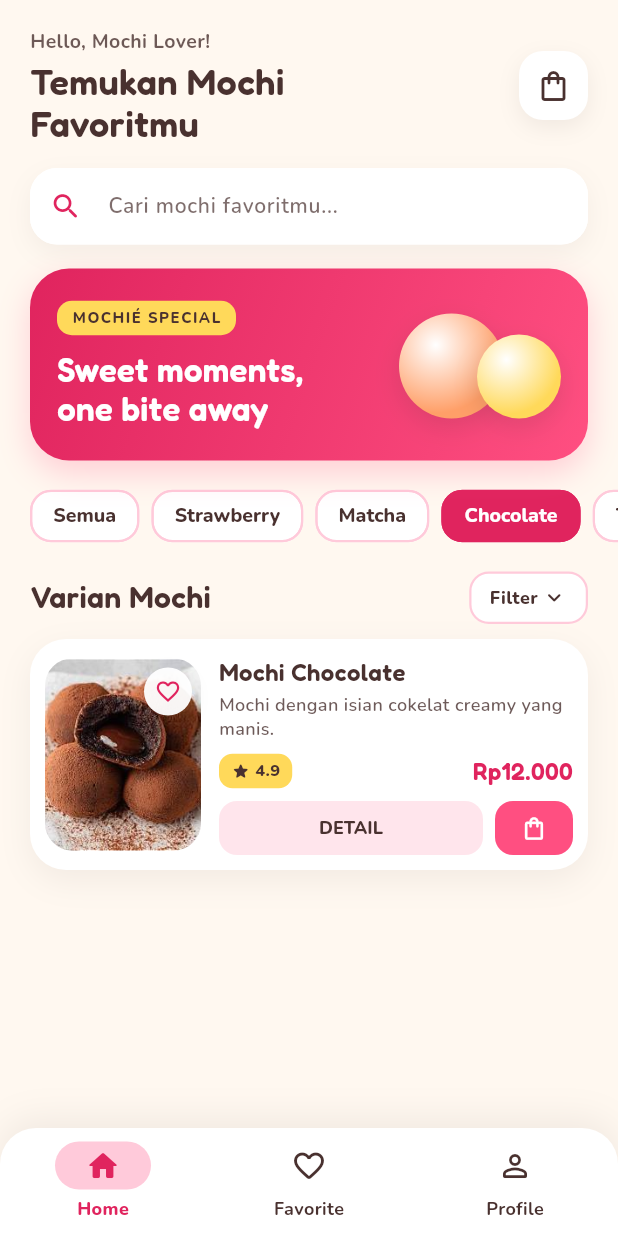
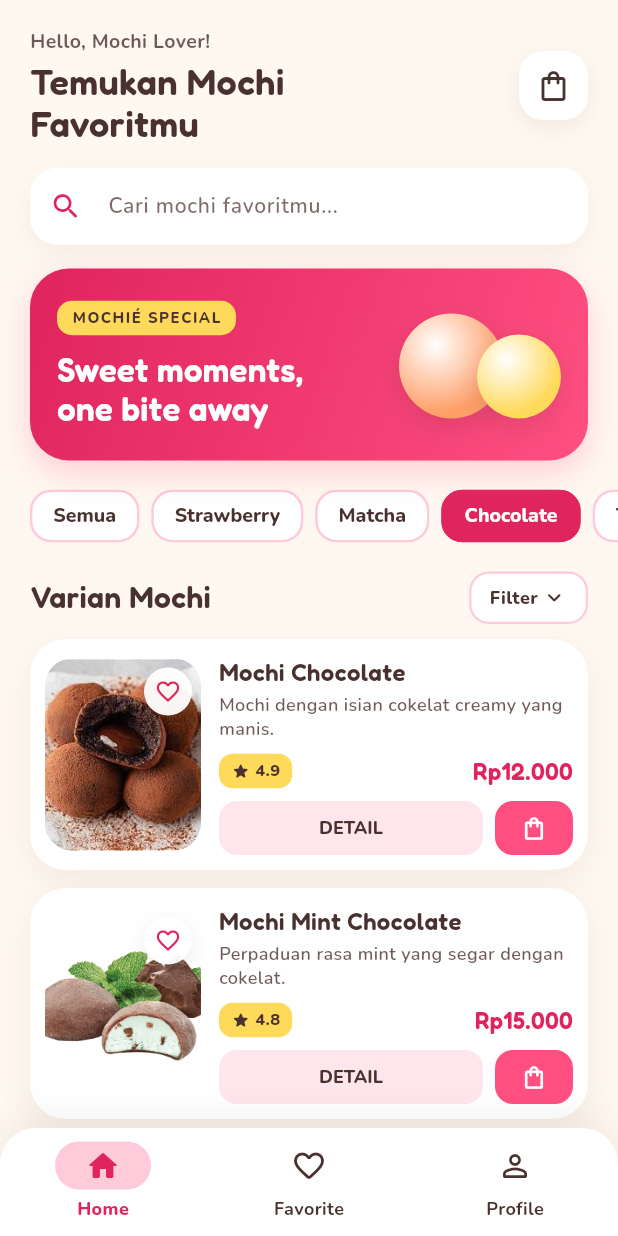
Before and after one commit to YesicaCandra/mochie-flutter-pbp, a Flutter app: the HomePage screen opened directly, after a tap on "Strawberry", after a tap on "Matcha", after a tap on "Chocolate", on a phone screen of 412 x 824 dp. Run offline on Flutter 3.47's test engine with Material 3 defaults, Android fonts, the phone set to English and light mode, and no system bars; our stand-ins replace image_picker.

Commit message:
Tambah varian menu mochi

```diff
--- a/lib/pages/home_page.dart
+++ b/lib/pages/home_page.dart
@@ -64,6 +64,88 @@ final List<Mochi> mochiData = [
     rating: 4.9,
     image: 'assets/images/mochi red velvet.jpg',
   ),
+
+  Mochi(
+    name: 'Mochi Pistachio',
+    description: 'Mochi lembut dengan isian pistachio yang gurih dan creamy.',
+    detailDescription: 'Mochi Pistachio menghadirkan kulit mochi yang lembut dengan cita rasa kacang pistachio yang khas, gurih, dan creamy.',
+    price: 'Rp15.000',
+    rating: 4.9,
+    image: 'assets/images/mochi pistachio.jpg',
+  ),
+
+  Mochi(
+    name: 'Mochi Durian',
+    description: 'Mochi lembut dengan isian durian yang khas dan creamy.',
+    detailDescription: 'Mochi Durian memadukan kulit mochi yang kenyal dengan isian durian yang lembut dan memiliki aroma khas.',
+    price: 'Rp15.000',
+    rating: 4.8,
+    image: 'assets/images/mochi durian.jpg',
+  ),
+
+  Mochi(
+    name: 'Mochi Blueberry',
+    description:
+        'Mochi dengan perpaduan blueberry yang manis dan sedikit asam.',
+    detailDescription: 'Mochi Blueberry menawarkan perpaduan kulit mochi yang lembut dengan rasa blueberry yang manis dan sedikit asam.',
+    price: 'Rp14.000',
+    rating: 4.8,
+    image: 'assets/images/mochi blueberry.webp',
+  ),
+
+  Mochi(
+    name: 'Mochi Cookies & Cream',
+    description: 'Mochi creamy dengan perpaduan krim dan biskuit cokelat.',
+    detailDescription: 'Mochi Cookies & Cream memadukan kulit mochi yang kenyal dengan isian krim lembut dan cita rasa biskuit cokelat.',
+    price: 'Rp14.000',
+    rating: 4.9,
+    image: 'assets/images/mochi cookies & cream.jpeg',
+  ),
+
+  Mochi(
+    name: 'Mochi Dubai Chewy',
+    description: 'Mochi dengan sensasi cokelat dan pistachio yang istimewa.',
+    detailDescription: 'Mochi Dubai Chewy terinspirasi dari perpaduan cokelat dan pistachio dengan tekstur mochi yang lembut dan kenyal.',
+    price: 'Rp18.000',
+    rating: 4.9,
+    image: 'assets/images/mochi dubai chewy.jpg',
+  ),
+
+  Mochi(
+    name: 'Mochi Mint Chocolate',
+    description: 'Perpaduan rasa mint yang segar dengan cokelat.',
+    detailDescription: 'Mochi Mint Chocolate memadukan sensasi mint yang menyegarkan dengan rasa cokelat yang kaya dalam balutan kulit mochi yang kenyal.',
+    price: 'Rp15.000',
+    rating: 4.8,
+    image: 'assets/images/mochi mint chocolate.jpg',
+  ),
+
+  Mochi(
+    name: 'Mochi Caramel',
+    description: 'Mochi manis dengan sentuhan karamel yang lembut.',
+    detailDescription: 'Mochi Caramel menawarkan rasa karamel yang manis dengan tekstur lembut dan kenyal untuk menemani waktu santai.',
+    price: 'Rp14.000',
+    rating: 4.7,
+    image: 'assets/images/mochi caramel.jpg',
+  ),
+
+  Mochi(
+    name: 'Mochi Tiramisu',
+    description: 'Mochi dengan cita rasa kopi dan krim ala tiramisu.',
+    detailDescription: 'Mochi Tiramisu menghadirkan perpaduan cita rasa kopi dan krim yang lembut dalam kulit mochi yang kenyal.',
+    price: 'Rp15.000',
+    rating: 4.9,
+    image: 'assets/images/mochi tiramisu.jpg',
+  ),
+
+  Mochi(
+    name: 'Mochi Vanilla',
+    description: 'Mochi lembut dengan rasa vanilla yang manis dan harum.',
+    detailDescription: 'Mochi Vanilla memiliki cita rasa vanilla yang lembut dan harum, cocok untuk pencinta camilan manis dengan rasa klasik.',
+    price: 'Rp13.000',
+    rating: 4.7,
+    image: 'assets/images/mochi vanilla.jpg',
+  ),
 ];
 
 // Gaya teks judul (Fredoka).
@@ -105,6 +187,15 @@ class _HomePageState extends State<HomePage> {
     'Taro',
     'Mango',
     'Red Velvet',
+    'Pistachio',
+    'Durian',
+    'Blueberry',
+    'Cookies & Cream',
+    'Dubai Chewy',
+    'Mint Chocolate',
+    'Caramel',
+    'Tiramisu',
+    'Vanilla',
   ];
 
   double _getPrice(String price) {
```
Also changed, not shown: assets/images/mochi blueberry.webp (added), assets/images/mochi caramel.jpg (added), assets/images/mochi cookies & cream.jpeg (added), assets/images/mochi dubai chewy.jpg (added), assets/images/mochi durian.jpg (added), assets/images/mochi mint chocolate.jpg (added), assets/images/mochi pistachio.jpg (added), assets/images/mochi tiramisu.jpg (added), assets/images/mochi vanilla.jpg (added).
